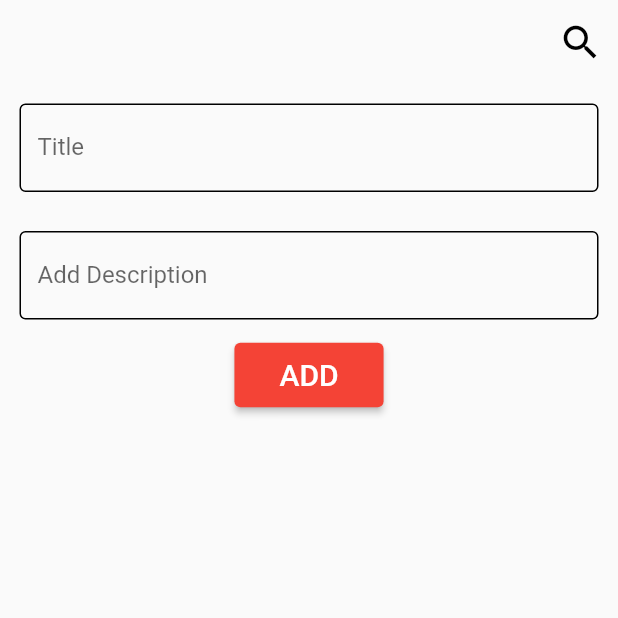
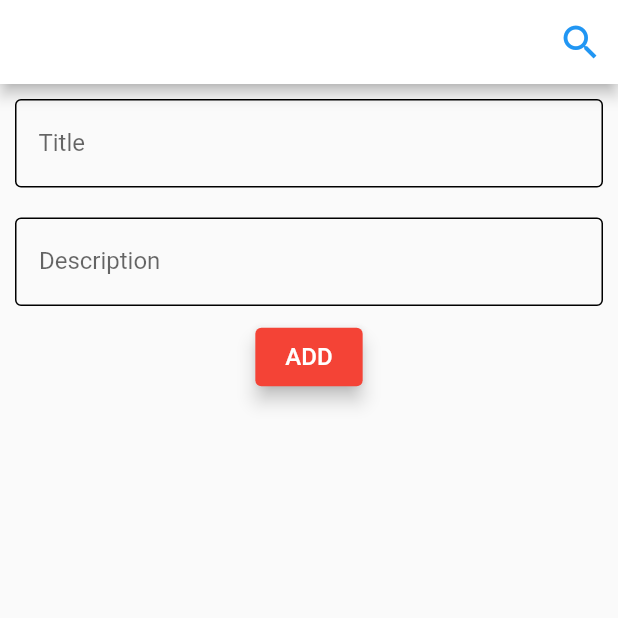
Before and after one commit to sabsar42/ostad_submission_flutter, a Flutter app: the screen it shows after launch, on a phone screen of 412 x 824 dp, the top half of it. Run offline on Flutter 3.47's test engine with Material 2 defaults, Android fonts, the phone set to English and light mode, and no system bars.

Commit message:
Completed - finally

```diff
--- a/lib/main.dart
+++ b/lib/main.dart
@@ -30,7 +30,8 @@ class _ToDoListScreenState extends State<ToDoListScreen> {
   final TextEditingController titleController = TextEditingController();
   final TextEditingController descriptionController = TextEditingController();
   final TextEditingController editTitleController = TextEditingController();
-  final TextEditingController editDescriptionController = TextEditingController();
+  final TextEditingController editDescriptionController =
+      TextEditingController();
 
   void _addTask() {
     String title = titleController.text;
@@ -63,33 +64,40 @@ class _ToDoListScreenState extends State<ToDoListScreen> {
         return SingleChildScrollView(
           child: Padding(
             padding: EdgeInsets.only(
-                bottom: MediaQuery.of(context).viewInsets.bottom),// Increased bottom padding
+                bottom: MediaQuery.of(context).viewInsets.bottom),
             child: Column(
               children: <Widget>[
                 Container(
                   margin: EdgeInsets.all(5),
                   padding: const EdgeInsets.all(8.0),
-                  child: TextField(
+                  child: TextFormField(
                     controller: titleController,
                     decoration: InputDecoration(
                       labelText: 'Title',
                       hintText: "Add Title",
                       enabledBorder: OutlineInputBorder(),
-                      focusedBorder: OutlineInputBorder(),
+                      focusedBorder: OutlineInputBorder(
+                        borderSide: BorderSide(color: Colors.blue),
+                      ),
                     ),
+                    maxLines: null,
+                    // overflow: TextOverflow.ellipsis,
                   ),
                 ),
                 Container(
                   margin: EdgeInsets.all(5),
                   padding: const EdgeInsets.all(8.0),
-                  child: TextField(
+                  child: TextFormField(
                     controller: descriptionController,
                     decoration: InputDecoration(
-                      labelText: 'Add Description',
+                      labelText: 'Description',
                       hintText: "Add Description",
                       enabledBorder: OutlineInputBorder(),
-                      focusedBorder: OutlineInputBorder(),
+                      focusedBorder: OutlineInputBorder(
+                        borderSide: BorderSide(color: Colors.blue),
+                      ),
                     ),
+                    maxLines: null,
                   ),
                 ),
                 ElevatedButton(
@@ -101,10 +109,11 @@ class _ToDoListScreenState extends State<ToDoListScreen> {
                     });
                   },
                   style: ButtonStyle(
-                    padding: MaterialStateProperty.all(EdgeInsets.fromLTRB(30, 10, 30,10)), // Add padding here
+                    padding: MaterialStateProperty.all(
+                        EdgeInsets.fromLTRB(30, 10, 30, 10)),
                     backgroundColor: MaterialStateProperty.all(Colors.red),
                   ),
-                  child: Text('ADD'),
+                  child: Text('Edit Done'),
                 ),
               ],
             ),
@@ -118,82 +127,88 @@ class _ToDoListScreenState extends State<ToDoListScreen> {
   Widget build(BuildContext context) {
     return Scaffold(
       appBar: AppBar(
-        elevation: 0.0,
-        backgroundColor: Colors.transparent,
+        backgroundColor: Colors.white,
         actions: [
           Container(
             padding: EdgeInsets.all(10),
             child: Icon(
               size: 30.0,
               Icons.search,
-              color: Colors.black,
+              color: Colors.blue,
             ),
           ),
         ],
       ),
       body: Column(
         children: [
-
           Container(
-            margin: EdgeInsets.all(5),
+            margin: EdgeInsets.all(2),
             padding: const EdgeInsets.all(8.0),
             child: TextField(
               controller: titleController,
               decoration: InputDecoration(
-                labelText: 'Title',
+                labelText: ' Title',
                 hintText: "Add Title",
                 enabledBorder: OutlineInputBorder(),
-                focusedBorder: OutlineInputBorder(),
+                focusedBorder: OutlineInputBorder(
+                  borderSide: BorderSide(color: Colors.blue),
+                ),
               ),
+              maxLines: null,
             ),
           ),
           Container(
-            margin: EdgeInsets.all(5),
+            margin: EdgeInsets.all(2),
             padding: const EdgeInsets.all(8.0),
             child: TextField(
               controller: descriptionController,
               decoration: InputDecoration(
-                labelText: 'Add Description',
+                labelText: ' Description',
                 hintText: 'Add Description',
                 enabledBorder: OutlineInputBorder(),
-                focusedBorder: OutlineInputBorder(),
+                focusedBorder: OutlineInputBorder(
+                  borderSide: BorderSide(color: Colors.blue),
+                ),
               ),
+              maxLines: null,
             ),
           ),
           ElevatedButton(
-
             onPressed: _addTask,
             child: Text(
               'ADD',
-              style: TextStyle(fontSize: 20.0), // Increase the font size to make it bigger
+              style: TextStyle(fontSize: 16.0),
             ),
-            style: ButtonStyle(
-              padding: MaterialStateProperty.all(EdgeInsets.fromLTRB(30, 10, 30,10)), // Add padding here
-              backgroundColor: MaterialStateProperty.all(Colors.red),
+            style: ElevatedButton.styleFrom(
+              elevation: 5.0,
+              padding: EdgeInsets.fromLTRB(20, 10, 20, 10),
+              backgroundColor: Colors.red,
             ),
           ),
-
-
+          SizedBox(height: 20),
           Expanded(
             child: ListView.separated(
               itemCount: toDoList.length,
               itemBuilder: (context, index) {
                 return ListTile(
+                  leading: CircleAvatar(
+                    backgroundColor: Colors.red,
+                  ),
                   title: Text(toDoList[index].title),
                   subtitle: Text(toDoList[index].description),
                   trailing: Icon(Icons.arrow_forward),
+                  tileColor: Colors.grey[300],
                   onLongPress: () {
                     showDialog(
                       context: context,
                       builder: (BuildContext context) {
                         return AlertDialog(
-
-                          title: Text("Edit or Delete?"),
+                          title: Text("Alert"),
                           actions: <Widget>[
                             TextButton(
-                              onPressed: () { Navigator.of(context).pop();
-                                _editTask(context,index);
-
+                              onPressed: () {
+                                Navigator.of(context).pop();
+                                _editTask(context, index);
                               },
                               child: Text("Edit"),
                             ),
@@ -210,13 +225,12 @@ class _ToDoListScreenState extends State<ToDoListScreen> {
                     );
                   },
                 );
-              }, separatorBuilder: (BuildContext context, int index) {
-              return Container(
-                height: 2.0, // Adjust the height as needed
-                color: Colors.grey, // Set the color of the divider
-                margin: EdgeInsets.symmetric(horizontal: 16.0), // Add some margin
-              );
-            },
+              },
+              separatorBuilder: (BuildContext context, int index) {
+                return Divider(
+                  height: 3.0,
+                );
+              },
             ),
           ),
         ],
```
Also changed, not shown: 1 other file.
